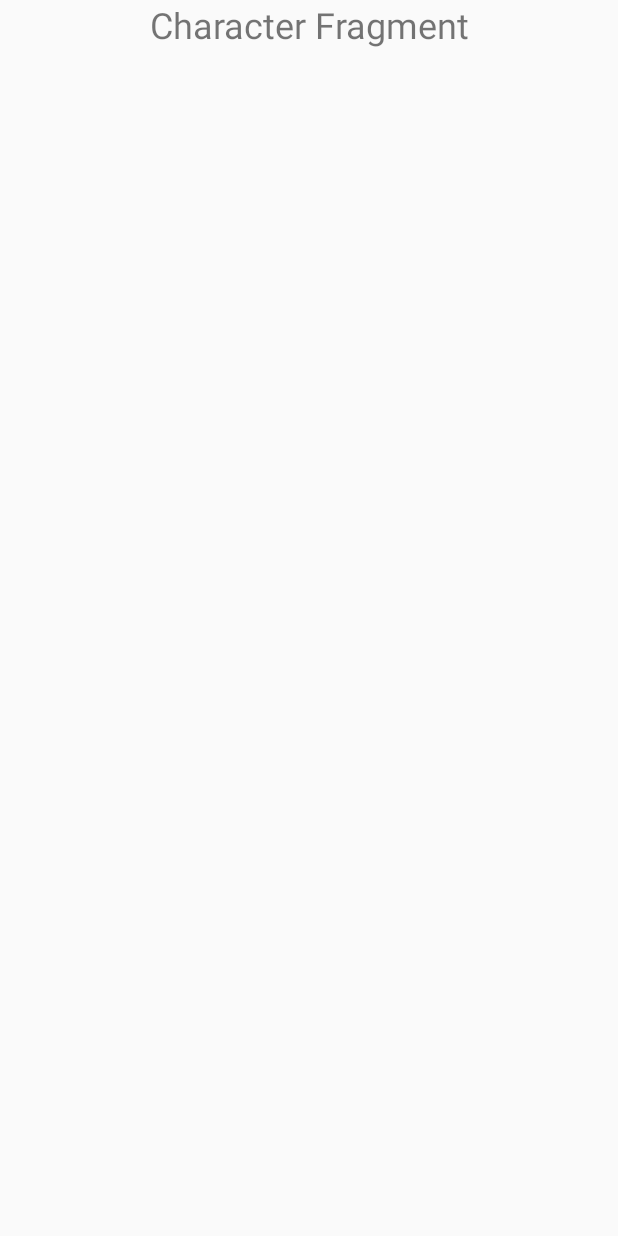
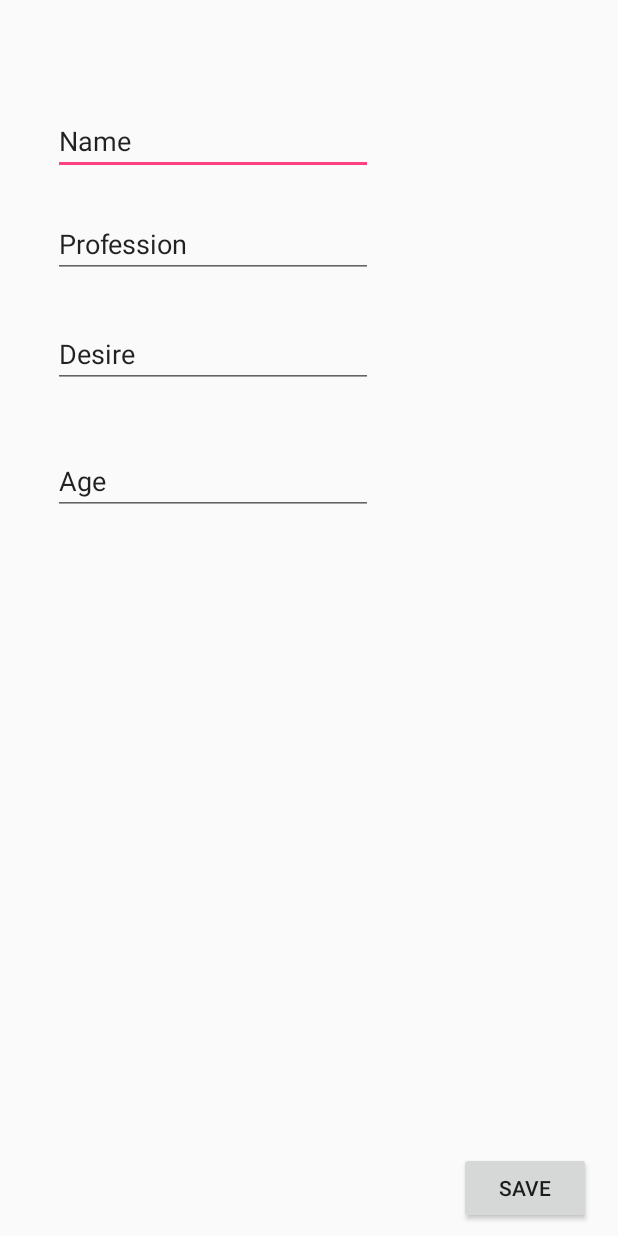
Before and after one commit to rubendarioramirez/PlotGenerator, an Android app: the fragment CharacterFragment shown on its own in the app's theme, on a phone screen of 412 x 824 dp. Run offline under Robolectric (Android 15) with nearby library versions, the phone set to English and light mode, and no system bars; 2 statements that could not run were skipped.

Commit message:
+Charlist +Character fragment +Project list creation and edition

```diff
--- a/app/build.gradle
+++ b/app/build.gradle
@@ -7,8 +7,8 @@ android {
         applicationId "com.plotgen.rramirez.plotgenerator"
         minSdkVersion 15
         targetSdkVersion 26
-        versionCode 1
-        versionName "1.0"
+        versionCode 2
+        versionName "1.1"
         testInstrumentationRunner "android.support.test.runner.AndroidJUnitRunner"
     }
     buildTypes {
--- a/app/src/main/java/com/plotgen/rramirez/plotgenerator/CharacterFragment.java
+++ b/app/src/main/java/com/plotgen/rramirez/plotgenerator/CharacterFragment.java
@@ -1,11 +1,16 @@
 package com.plotgen.rramirez.plotgenerator;
 
 
+import android.content.ContentValues;
+import android.database.sqlite.SQLiteDatabase;
 import android.os.Bundle;
 import android.support.v4.app.Fragment;
 import android.view.LayoutInflater;
 import android.view.View;
 import android.view.ViewGroup;
+import android.widget.Button;
+import android.widget.TextView;
+import android.widget.Toast;
 
 
 /**
@@ -13,6 +18,9 @@ import android.view.ViewGroup;
  */
 public class CharacterFragment extends Fragment {
 
+    public TextView nameEditText;
+    public TextView project_name_tv;
+    public Button submit;
 
     public CharacterFragment() {
         // Required empty public constructor
@@ -23,9 +31,44 @@ public class CharacterFragment extends Fragment {
     public View onCreateView(LayoutInflater inflater, ViewGroup container,
                              Bundle savedInstanceState) {
         // Inflate the layout for this fragment
-        ((MainActivity)getActivity()).setActionBarTitle("Character");
+        ((MainActivity)getActivity()).setActionBarTitle(getString(R.string.character_tab));
+        View myFragmentView = inflater.inflate(R.layout.fragment_character, container, false);
 
-        return inflater.inflate(R.layout.fragment_character, container, false);
+        String project_name_text = this.getArguments().getString("project_name");
+
+        //Declare all the elements
+        project_name_tv = myFragmentView.findViewById(R.id.project_name_tv);
+        nameEditText = myFragmentView.findViewById(R.id.nameEditText);
+
+        project_name_tv.setText(project_name_text);
+
+
+        submit =  myFragmentView.findViewById(R.id.submit);
+        submit.setOnClickListener(new View.OnClickListener() {
+            public void onClick(View v) {
+                // Perform action on click
+                saveToDB();
+            }
+        });
+
+
+
+
+
+
+
+        return myFragmentView;
     }
 
+    private void saveToDB() {
+        SQLiteDatabase database = new mySQLiteDBHelper(this.getContext()).getWritableDatabase();
+        ContentValues values = new ContentValues();
+        values.put(mySQLiteDBHelper.CHARACTER_COLUMN_NAME, nameEditText.getText().toString());
+        long newRowId = database.insert(mySQLiteDBHelper.CHARACTER_TABLE_NAME, null, values);
+
+        Toast.makeText(this.getContext(), "The new Row Id is " + newRowId, Toast.LENGTH_LONG).show();
+    }
+
+
+
 }
--- a/app/src/main/java/com/plotgen/rramirez/plotgenerator/HeroJourneyFragment.java
+++ b/app/src/main/java/com/plotgen/rramirez/plotgenerator/HeroJourneyFragment.java
@@ -43,7 +43,7 @@ public class HeroJourneyFragment extends Fragment {
     public View onCreateView(LayoutInflater inflater, ViewGroup container,
                              Bundle savedInstanceState) {
         // Inflate the layout for this fragment
-        ((MainActivity)getActivity()).setActionBarTitle("Hero Journey");
+        ((MainActivity)getActivity()).setActionBarTitle(getString(R.string.hero_journey_tab));
 
         View myFragmentView =  inflater.inflate(R.layout.fragment_herojourney, container, false);
         mAdView = (AdView) myFragmentView.findViewById(R.id.adView);
--- a/app/src/main/java/com/plotgen/rramirez/plotgenerator/HomeFragment.java
+++ b/app/src/main/java/com/plotgen/rramirez/plotgenerator/HomeFragment.java
@@ -28,7 +28,7 @@ public class HomeFragment extends Fragment {
     public View onCreateView(LayoutInflater inflater, ViewGroup container,
                              Bundle savedInstanceState) {
         // Inflate the layout for this fragment
-        ((MainActivity)getActivity()).setActionBarTitle("Home");
+        ((MainActivity)getActivity()).setActionBarTitle(getString(R.string.home_tab));
         View myFragmentView =   inflater.inflate(R.layout.fragment_home, container, false);
 
         //textDescription = myFragmentView.findViewById(R.id.homeDescription);
--- a/app/src/main/java/com/plotgen/rramirez/plotgenerator/TriggerFragment.java
+++ b/app/src/main/java/com/plotgen/rramirez/plotgenerator/TriggerFragment.java
@@ -51,13 +51,12 @@ public class TriggerFragment extends Fragment {
     public View onCreateView(LayoutInflater inflater, ViewGroup container,
                              Bundle savedInstanceState) {
         // Inflate the layout for this fragment
-        ((MainActivity)getActivity()).setActionBarTitle("Triggers");
+        ((MainActivity)getActivity()).setActionBarTitle(getString(R.string.trigger_tab));
 
         View myFragmentView = inflater.inflate(R.layout.fragment_trigger, container, false);
 
 
         //Get device lang
-        Log.v("this app", Locale.getDefault().getDisplayLanguage());
         if (Locale.getDefault().getLanguage()=="es"){
             databaseToUse = "triggers_es";
         }
@@ -99,7 +98,6 @@ public class TriggerFragment extends Fragment {
             public void onDataChange(DataSnapshot dataSnapshot) {;
 
                 for (DataSnapshot childSnap : dataSnapshot.getChildren()){
-                    Log.v("tmz",""+ childSnap.getValue(String.class)); //displays the key for the node
                     trigger_list.add(childSnap.getValue(String.class));
                 }
                 for(int i=0;i<trigger_list.size();i++){
--- a/app/src/main/res/layout/fragment_character.xml
+++ b/app/src/main/res/layout/fragment_character.xml
@@ -1,15 +1,100 @@
-<FrameLayout xmlns:android="http://schemas.android.com/apk/res/android"
+<android.support.constraint.ConstraintLayout xmlns:android="http://schemas.android.com/apk/res/android"
+    xmlns:app="http://schemas.android.com/apk/res-auto"
     xmlns:tools="http://schemas.android.com/tools"
     android:layout_width="match_parent"
     android:layout_height="match_parent"
     tools:context="com.plotgen.rramirez.plotgenerator.CharacterFragment">
 
     <!-- TODO: Update blank fragment layout -->
+
+    <Button
+        android:id="@+id/submit"
+        android:layout_width="wrap_content"
+        android:layout_height="wrap_content"
+        android:layout_marginBottom="8dp"
+        android:layout_marginLeft="8dp"
+        android:layout_marginRight="8dp"
+        android:text="Save"
+        app:layout_constraintBottom_toBottomOf="parent"
+        app:layout_constraintHorizontal_bias="0.968"
+        app:layout_constraintLeft_toLeftOf="parent"
+        app:layout_constraintRight_toRightOf="parent"
+        android:layout_marginStart="8dp"
+        android:layout_marginEnd="8dp" />
+
+    <EditText
+        android:id="@+id/nameEditText"
+        android:layout_width="wrap_content"
+        android:layout_height="wrap_content"
+        android:ems="10"
+        android:inputType="textPersonName"
+        android:text="Name"
+        app:layout_constraintTop_toTopOf="parent"
+        android:layout_marginTop="71dp"
+        android:layout_marginRight="8dp"
+        app:layout_constraintRight_toRightOf="parent"
+        android:layout_marginLeft="8dp"
+        app:layout_constraintLeft_toLeftOf="parent"
+        app:layout_constraintHorizontal_bias="0.149"
+        android:layout_marginStart="8dp"
+        android:layout_marginEnd="8dp" />
+
+    <EditText
+        android:id="@+id/editText2"
+        android:layout_width="wrap_content"
+        android:layout_height="wrap_content"
+        android:ems="10"
+        android:inputType="textPersonName"
+        android:text="Profession"
+        app:layout_constraintLeft_toLeftOf="@+id/nameEditText"
+        tools:layout_constraintTop_creator="1"
+        tools:layout_constraintRight_creator="1"
+        app:layout_constraintRight_toRightOf="@+id/nameEditText"
+        android:layout_marginTop="23dp"
+        app:layout_constraintTop_toBottomOf="@+id/nameEditText"
+        tools:layout_constraintLeft_creator="1"
+        app:layout_constraintHorizontal_bias="0.0" />
+
+    <EditText
+        android:id="@+id/editText3"
+        android:layout_width="wrap_content"
+        android:layout_height="wrap_content"
+        android:ems="10"
+        android:inputType="textPersonName"
+        android:text="Desire"
+        app:layout_constraintLeft_toLeftOf="@+id/editText2"
+        tools:layout_constraintTop_creator="1"
+        android:layout_marginTop="28dp"
+        app:layout_constraintTop_toBottomOf="@+id/editText2"
+        android:layout_marginLeft="0dp" />
+
+    <EditText
+        android:id="@+id/editText4"
+        android:layout_width="wrap_content"
+        android:layout_height="wrap_content"
+        android:ems="10"
+        android:inputType="textPersonName"
+        android:text="Age"
+        app:layout_constraintLeft_toLeftOf="@+id/editText3"
+        tools:layout_constraintTop_creator="1"
+        android:layout_marginTop="39dp"
+        app:layout_constraintTop_toBottomOf="@+id/editText3"
+        android:layout_marginLeft="0dp" />
+
     <TextView
-        android:layout_width="match_parent"
-        android:layout_height="match_parent"
-        android:text="Character Fragment"
-        android:textAlignment="center"
-        android:textSize="24sp" />
+        android:id="@+id/project_name_tv"
+        android:layout_width="wrap_content"
+        android:layout_height="wrap_content"
+        android:layout_marginBottom="8dp"
+        android:layout_marginLeft="8dp"
+        android:layout_marginRight="8dp"
+        android:layout_marginTop="8dp"
+        android:text="project name"
+        app:layout_constraintBottom_toTopOf="@+id/nameEditText"
+        app:layout_constraintHorizontal_bias="0.066"
+        app:layout_constraintLeft_toLeftOf="parent"
+        app:layout_constraintRight_toRightOf="parent"
+        app:layout_constraintTop_toTopOf="parent"
+        app:layout_constraintVertical_bias="0.473" />
 
-</FrameLayout>
+</android.support.constraint.ConstraintLayout>
--- a/app/src/main/res/menu/activity_main_drawer.xml
+++ b/app/src/main/res/menu/activity_main_drawer.xml
@@ -16,6 +16,12 @@
             android:icon="@drawable/ic_book_black"
             android:title="@string/hero_journey_tab" />
 
+        <item
+            android:id="@+id/nav_char"
+            android:icon="@drawable/writer_icon"
+            android:title="@string/character_tab" />
+
+
     </group>
 
 
```
Also changed, not shown: app/src/main/java/com/plotgen/rramirez/plotgenerator/CharListFragment.java (added, +29 -0 lines), app/src/main/java/com/plotgen/rramirez/plotgenerator/MainActivity.java (+7 -0 lines), app/src/main/java/com/plotgen/rramirez/plotgenerator/ProjectFragment.java (added, +136 -0 lines), app/src/main/java/com/plotgen/rramirez/plotgenerator/mySQLiteDBHelper.java (added, +47 -0 lines), app/src/main/res/layout/fragment_char_list.xml (added, +13 -0 lines), app/src/main/res/layout/fragment_project.xml (added, +44 -0 lines), app/src/main/res/values/strings.xml (+8 -5 lines), 1 other file.
